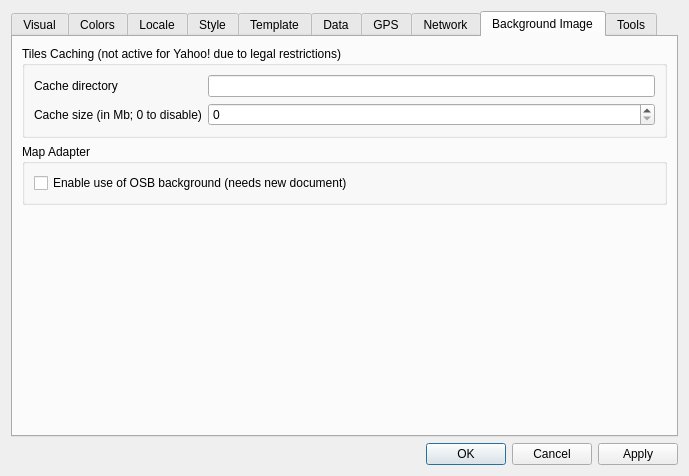
Above: src/Preferences/PreferencesDialog.ui from openstreetmap/merkaartor before the change. Below: the same form after it.
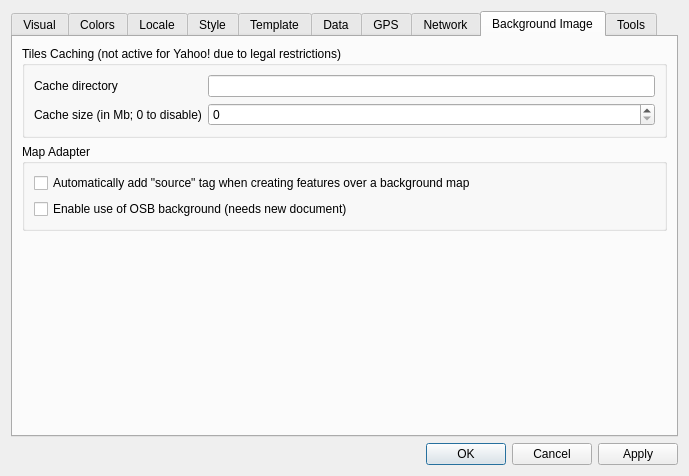
That is the form after the change. The open tabs and pages were chosen to show the change.

Commit message: ADD : Auto-add "source" tag when drawing over a background map; define the value in the WMS and TMS editors Disable auto-adding in "Preferences-Background" Also add a "S" button in the tag editor to manually add the "source" tag

```diff
--- a/src/Preferences/PreferencesDialog.ui
+++ b/src/Preferences/PreferencesDialog.ui
@@ -1304,6 +1304,13 @@
             <string>Map Adapter</string>
            </property>
            <layout class="QVBoxLayout" name="verticalLayout_8">
+            <item>
+             <widget class="QCheckBox" name="cbAutoSourceTag">
+              <property name="text">
+               <string>Automatically add &quot;source&quot; tag when creating features over a background map</string>
+              </property>
+             </widget>
+            </item>
             <item>
              <widget class="QCheckBox" name="cbUseShapefileForBackground">
               <property name="text">
```
Left out of the diff: 2 changed lines with no effect on the pictures. The commit also changes 41 other files.
